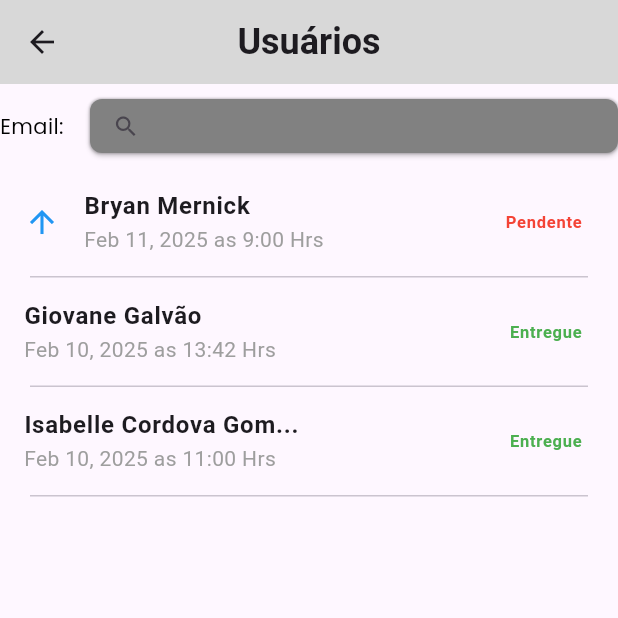
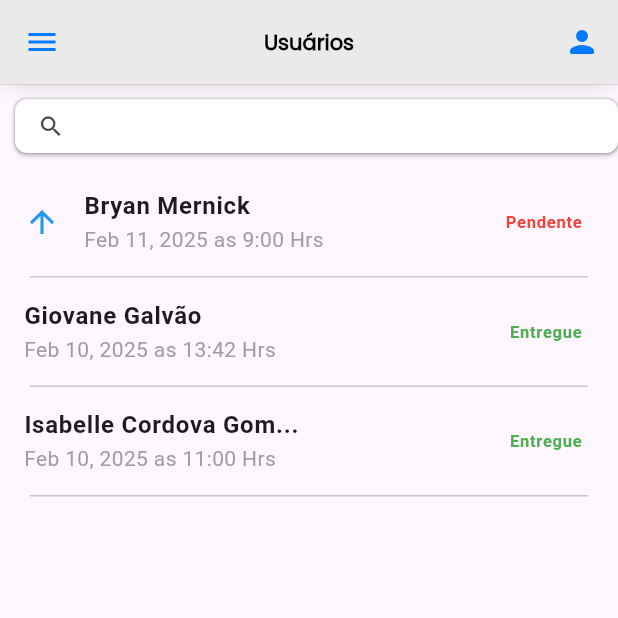
Before and after one commit to NutriClin/nutriclin, a Flutter app: the UsuarioPage screen opened directly, on a phone screen of 412 x 824 dp, the top half of it. Run offline on Flutter 3.47's test engine with Material 3 defaults, Android fonts, the phone set to English and light mode, and no system bars; our stand-ins replace cloud_firestore, firebase_auth, firebase_core, flutter_svg; accounts and stored records are empty; statements that could not run were skipped.

Commit message:
feat: insercao do header na tela de usuarios e criacao do compoenente de input search

```diff
--- a/nutri_app/lib/components/custom_header.dart
+++ /dev/null
@@ -1,22 +0,0 @@
-import 'package:flutter/material.dart';
-
-class CustomHeader extends StatelessWidget implements PreferredSizeWidget {
-  final String title;
-
-  const CustomHeader({super.key, required this.title});
-
-  @override
-  Widget build(BuildContext context) {
-    return AppBar(
-      title: Text(
-        title,
-        style: const TextStyle(fontSize: 24, fontWeight: FontWeight.bold),
-      ),
-      centerTitle: true,
-      backgroundColor: const Color(0xFFD8D8D8),
-    );
-  }
-
-  @override
-  Size get preferredSize => const Size.fromHeight(kToolbarHeight);
-}
--- a/nutri_app/lib/components/custom_input_search.dart
+++ b/nutri_app/lib/components/custom_input_search.dart
@@ -1,14 +1,12 @@
 import 'package:flutter/material.dart';
 
 class CustomInputSearch extends StatefulWidget {
-  final String label;
   final TextEditingController? controller;
   final TextInputType keyboardType;
   final double width;
 
   const CustomInputSearch({
     super.key,
-    required this.label,
     required this.width,
     this.controller,
     this.keyboardType = TextInputType.text,
@@ -25,23 +23,12 @@ class _CustomInputSearchState extends State<CustomInputSearch> {
       child: Row(
         crossAxisAlignment: CrossAxisAlignment.center,
         children: [
-          SizedBox(
-            width: widget.width,
-            child: Text(
-              widget.label,
-              style: TextStyle(
-                color: Colors.black,
-                fontSize: 14,
-                fontFamily: 'Poppins',
-              ),
-            ),
-          ),
           const SizedBox(width: 10),
           Expanded(
             child: Container(
               height: 36,
               decoration: BoxDecoration(
-                color: const Color.fromARGB(255, 129, 129, 129),
+                color: Colors.white,
                 borderRadius: BorderRadius.circular(8),
                 boxShadow: [
                   BoxShadow(
--- a/nutri_app/lib/usuarios.dart
+++ b/nutri_app/lib/usuarios.dart
@@ -1,6 +1,6 @@
 import 'package:flutter/material.dart';
 import 'package:nutri_app/components/custom_input_search.dart';
-import 'components/custom_header.dart';
+import 'components/custom_appbar.dart';
 
 class UsuarioPage extends StatefulWidget {
   const UsuarioPage({super.key});
@@ -40,12 +40,11 @@ class _UsuarioPageState extends State<UsuarioPage> {
   @override
   Widget build(BuildContext context) {
     return Scaffold(
-      appBar: const CustomHeader(title: 'Usuários'),
+      appBar: const CustomAppBar(title: 'Usuários'),
       body: Column(
         children: [
           const SizedBox(height: 10),
           CustomInputSearch(
-            label: 'Email:',
             width: 50,
             controller: _searchController,
           ),
```
Also changed, not shown: nutri_app/lib/calculos.dart (+46 -46 lines), nutri_app/lib/tmb.dart (+120 -120 lines).
